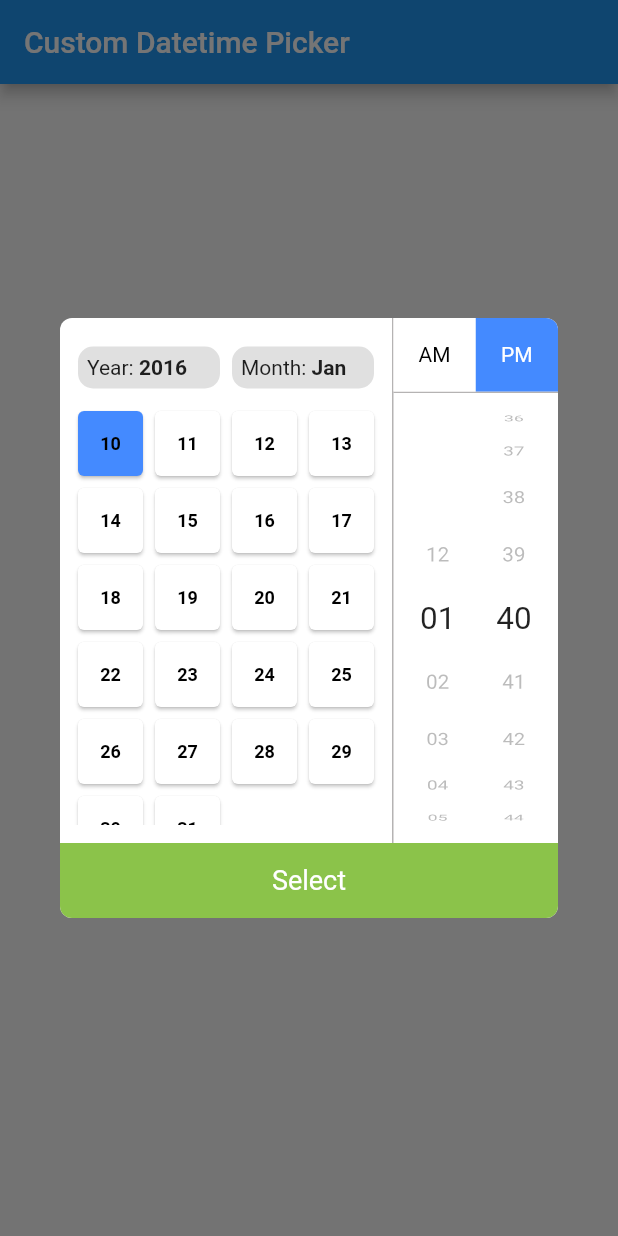
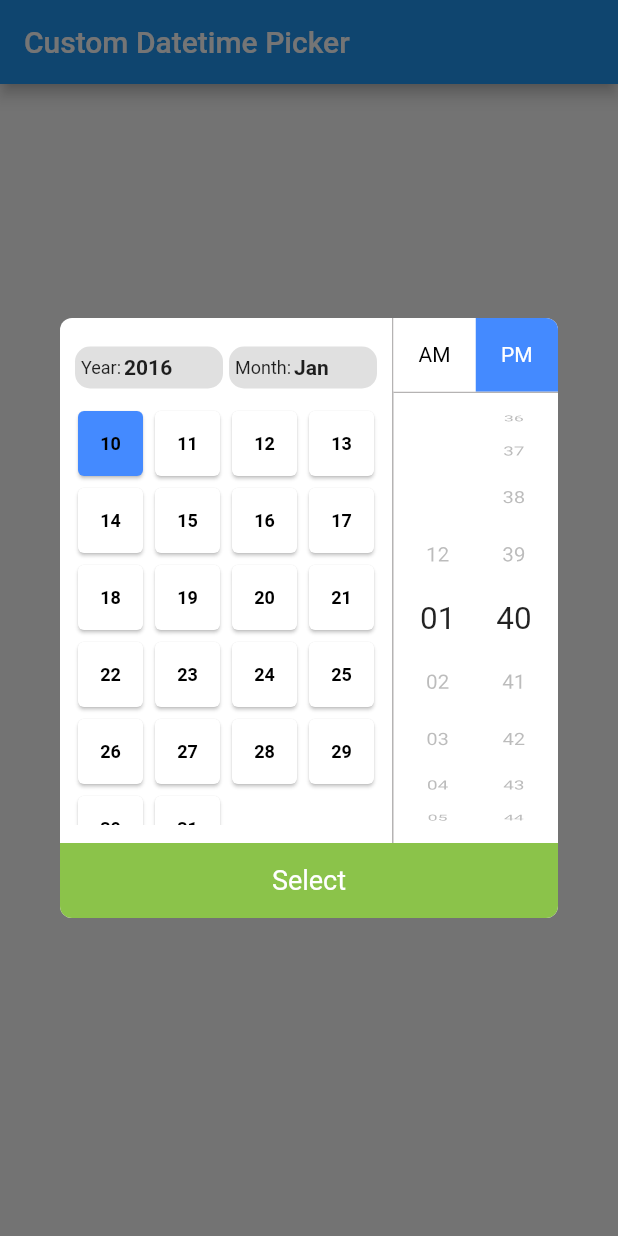
Before and after one commit to aditya234/custom_datetime_picker, a Flutter app: the screen it shows after launch, after a tap on "Choose a Date time", on a phone screen of 412 x 824 dp. Run offline on Flutter 3.47's test engine with Material 2 defaults, Android fonts, the phone set to English and light mode, and no system bars.

```diff
--- a/lib/custom_datetime_widget.dart
+++ b/lib/custom_datetime_widget.dart
@@ -7,8 +7,9 @@ class CustomDatetimeWidget extends StatefulWidget {
   final Function onSelect;
   final DateTime startDate;
   final DateTime endDate;
+  final DateTime chosenDate;
 
-  const CustomDatetimeWidget({Key key, this.onSelect, this.startDate, this.endDate}) : super(key: key);
+  const CustomDatetimeWidget({Key key, this.onSelect, this.startDate, this.endDate, this.chosenDate}) : super(key: key);
 
   @override
   _CustomDatetimeWidgetState createState() => _CustomDatetimeWidgetState();
@@ -22,8 +23,13 @@ class _CustomDatetimeWidgetState extends State<CustomDatetimeWidget> {
   @override
   void initState() {
     super.initState();
-    selectedDate = DateTime(widget.startDate.year, widget.startDate.month, widget.startDate.day);
-    selectedTime = TimeOfDay.fromDateTime(widget.startDate);
+    if (widget.chosenDate == null) {
+      selectedDate = DateTime(widget.startDate.year, widget.startDate.month, widget.startDate.day);
+      selectedTime = TimeOfDay.fromDateTime(widget.startDate);
+    } else {
+      selectedDate = DateTime(widget.chosenDate.year, widget.chosenDate.month, widget.chosenDate.day);
+      selectedTime = TimeOfDay.fromDateTime(widget.chosenDate);
+    }
   }
 
   @override
@@ -93,7 +99,8 @@ class _CustomDatetimeWidgetState extends State<CustomDatetimeWidget> {
       fit: FlexFit.tight,
       child: CustomDatePicker(
         endDate: DateTime(widget.endDate.year, widget.endDate.month, widget.endDate.day),
-        startDate: selectedDate,
+        startDate: DateTime(widget.startDate.year, widget.startDate.month, widget.startDate.day),
+        chosenDate: widget.chosenDate,
         onSelect: (DateTime newDate) {
           selectedDate = newDate;
         },
@@ -106,8 +113,7 @@ class _CustomDatetimeWidgetState extends State<CustomDatetimeWidget> {
       flex: 1,
       fit: FlexFit.tight,
       child: CustomTimePicker(
-        endDate: widget.endDate,
-        startDate: widget.startDate,
+        selectedTime: selectedTime,
         onSelect: (TimeOfDay newTime) {
           selectedTime = newTime;
         },
--- a/lib/main.dart
+++ b/lib/main.dart
@@ -48,10 +48,11 @@ class _HomeState extends State<Home> {
                   return CustomDatetimeWidget(
                     startDate: DateTime.parse(start),
                     endDate: DateTime.parse(end),
+                    chosenDate: _chosenDateTime,
                     onSelect: (DateTime selectedDate) {
                       setState(() {
                         _chosenDateTime = selectedDate;
-                        start = selectedDate.toString();
+                        // start = selectedDate.toString();
                       });
                     },
                   );
--- a/lib/widgets/custom_datepicker.dart
+++ b/lib/widgets/custom_datepicker.dart
@@ -5,9 +5,10 @@ import 'package:datetime_widget/utils/helpers.dart';
 class CustomDatePicker extends StatefulWidget {
   final DateTime startDate;
   final DateTime endDate;
+  final DateTime chosenDate;
   final Function onSelect;
 
-  const CustomDatePicker({Key key, this.startDate, this.endDate, this.onSelect}) : super(key: key);
+  const CustomDatePicker({Key key, this.startDate, this.endDate, this.onSelect, this.chosenDate}) : super(key: key);
 
   @override
   _CustomDatePickerState createState() => _CustomDatePickerState();
@@ -35,7 +36,19 @@ class _CustomDatePickerState extends State<CustomDatePicker> {
     super.initState();
     calender = widget.startDate.generateCalender(widget.endDate);
     years = calender.keys.toList();
-    getCalenderDateTimes();
+    if (widget.chosenDate == null) {
+      getCalenderDateTimes();
+    } else {
+      //setting chosen date if there's any
+      selectedYearIndex = years.indexOf(widget.chosenDate.year) ?? 0;
+      months = calender[years[selectedYearIndex]].keys.toList();
+      selectedMonthIndex = (months.length > (widget.chosenDate.month - 1))
+          ? months.indexOf(constants.monthMapping[widget.chosenDate.month])
+          : 0;
+
+      days = calender[years[selectedYearIndex]][months[selectedMonthIndex]];
+      selectedDayIndex = (days.length > (widget.chosenDate.day - 1)) ? days.indexOf(widget.chosenDate.day) : 0;
+    }
   }
 
   @override
@@ -64,22 +77,24 @@ class _CustomDatePickerState extends State<CustomDatePicker> {
                       });
                     },
                     child: Container(
-                      margin: EdgeInsets.symmetric(vertical: 10, horizontal: 4),
-                      padding: EdgeInsets.all(6),
+                      margin: EdgeInsets.symmetric(vertical: 10, horizontal: 2),
+                      padding: EdgeInsets.symmetric(vertical: 6, horizontal: 4),
                       decoration: BoxDecoration(
                         color: Colors.grey[300],
                         borderRadius: BorderRadius.circular(10),
                       ),
-                      child: RichText(
-                        text: TextSpan(
-                          text: "Year: ",
-                          style: DefaultTextStyle.of(context).style,
-                          children: <TextSpan>[
-                            TextSpan(
-                                text: years[selectedYearIndex].toString(),
-                                style: TextStyle(fontWeight: FontWeight.bold)),
-                          ],
-                        ),
+                      child: Row(
+                        children: [
+                          Text(
+                            "Year:",
+                            style: TextStyle(fontSize: 12),
+                          ),
+                          SizedBox(width: 2),
+                          Text(
+                            years[selectedYearIndex].toString(),
+                            style: TextStyle(fontWeight: FontWeight.bold),
+                          ),
+                        ],
                       ),
                     ),
                   ),
@@ -93,22 +108,24 @@ class _CustomDatePickerState extends State<CustomDatePicker> {
                       });
                     },
                     child: Container(
-                      margin: EdgeInsets.symmetric(vertical: 10, horizontal: 4),
-                      padding: EdgeInsets.all(6),
+                      margin: EdgeInsets.symmetric(vertical: 10, horizontal: 2),
+                      padding: EdgeInsets.symmetric(vertical: 6, horizontal: 4),
                       decoration: BoxDecoration(
                         color: Colors.grey[300],
                         borderRadius: BorderRadius.circular(10),
                       ),
-                      child: RichText(
-                        text: TextSpan(
-                          text: "Month: ",
-                          style: DefaultTextStyle.of(context).style,
-                          children: <TextSpan>[
-                            TextSpan(
-                                text: months[selectedMonthIndex].toString(),
-                                style: TextStyle(fontWeight: FontWeight.bold)),
-                          ],
-                        ),
+                      child: Row(
+                        children: [
+                          Text(
+                            "Month:",
+                            style: TextStyle(fontSize: 12),
+                          ),
+                          SizedBox(width: 2),
+                          Text(
+                            months[selectedMonthIndex].toString(),
+                            style: TextStyle(fontWeight: FontWeight.bold),
+                          ),
+                        ],
                       ),
                     ),
                   ),
--- a/lib/widgets/custom_timepicker.dart
+++ b/lib/widgets/custom_timepicker.dart
@@ -2,11 +2,10 @@ import 'package:datetime_widget/utils/constants.dart';
 import 'package:flutter/material.dart';
 
 class CustomTimePicker extends StatefulWidget {
-  final DateTime startDate;
-  final DateTime endDate;
+  final TimeOfDay selectedTime;
   final Function onSelect;
 
-  const CustomTimePicker({Key key, this.startDate, this.endDate, this.onSelect}) : super(key: key);
+  const CustomTimePicker({Key key, this.selectedTime, this.onSelect}) : super(key: key);
 
   @override
   _CustomTimePickerState createState() => _CustomTimePickerState();
@@ -28,12 +27,12 @@ class _CustomTimePickerState extends State<CustomTimePicker> {
   @override
   void initState() {
     super.initState();
-    selectedMinute = widget.startDate.minute;
-    if (widget.startDate.hour < 12) {
-      selectedHour = widget.startDate.hour;
+    selectedMinute = widget.selectedTime.minute;
+    if (widget.selectedTime.hour < 12) {
+      selectedHour = widget.selectedTime.hour;
       hourList = constants.firstHalfOfDay;
     } else {
-      selectedHour = (widget.startDate.hour ~/ 12);
+      selectedHour = (widget.selectedTime.hour ~/ 12);
       hourList = constants.secondHalfOfDay;
       isAm = false;
     }
```
